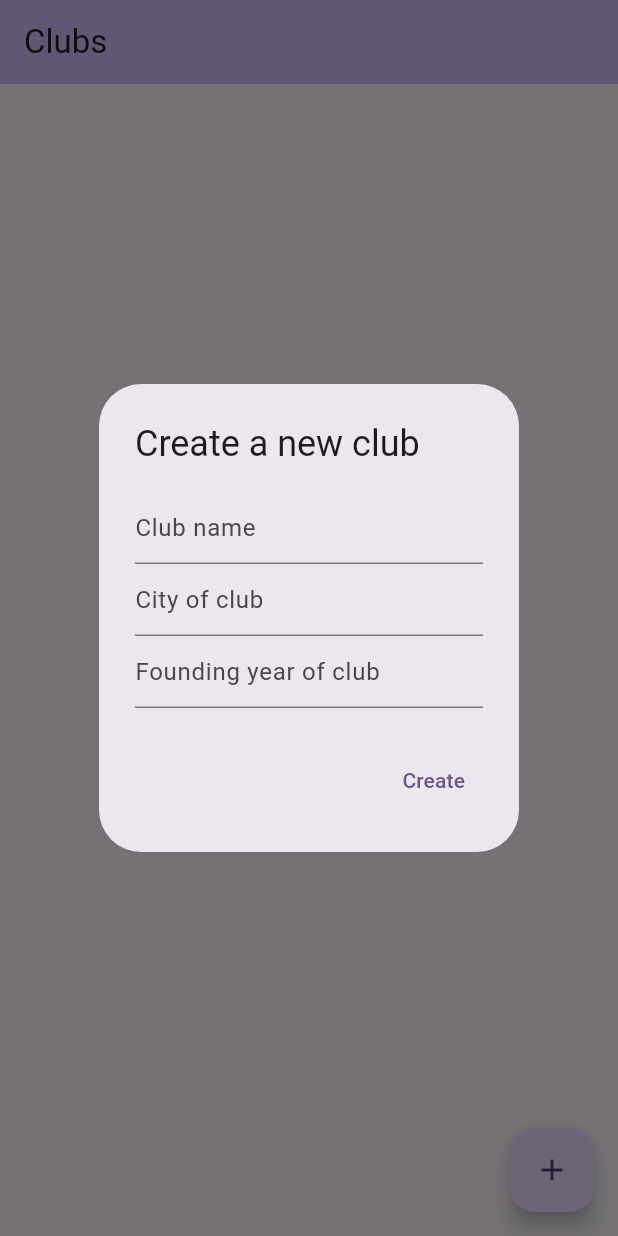
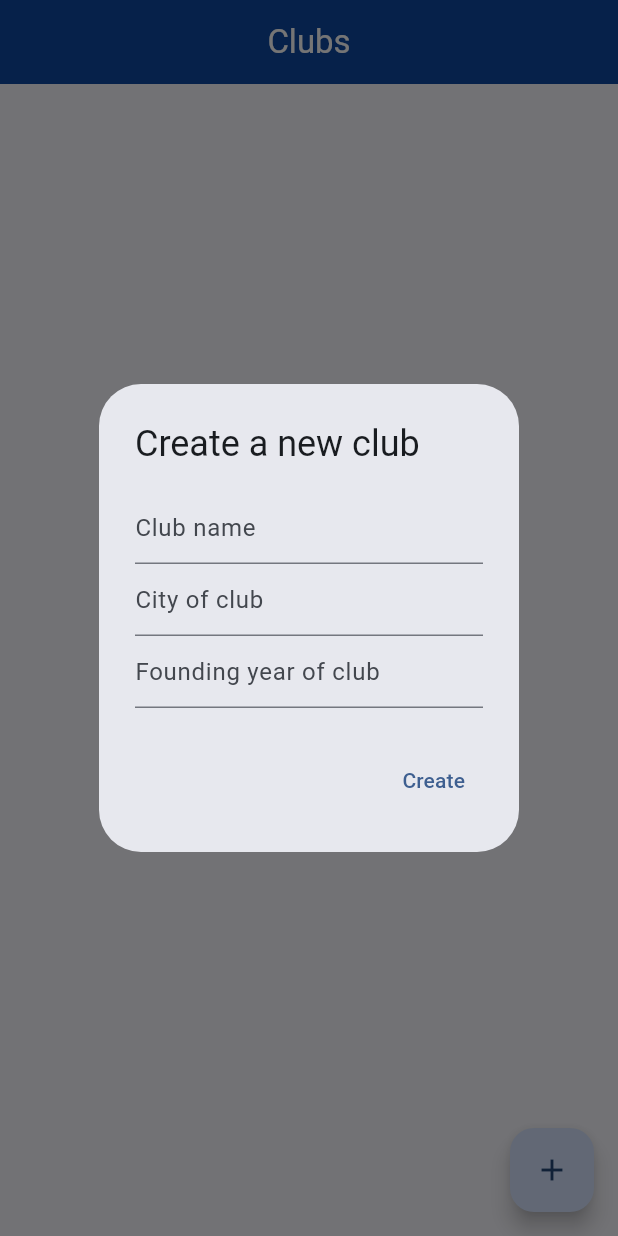
Before and after one commit to AdrianJaeger/club-app, a Flutter app: the screen it shows after launch, after a tap on the "add" icon, on a phone screen of 412 x 824 dp. Run offline on Flutter 3.47's test engine with Material 3 defaults, Android fonts, the phone set to English and light mode, and no system bars; our stand-ins replace sqflite; accounts and stored records are empty.

```diff
--- a/lib/main.dart
+++ b/lib/main.dart
@@ -1,6 +1,7 @@
 import 'package:flutter/material.dart';
 import 'package:flutter/services.dart';
-import 'database_helper.dart'; // import of database class
+import 'database_helper.dart';
+import 'club_page.dart';
 
 void main() {
   runApp(const MyApp());
@@ -14,7 +15,7 @@ class MyApp extends StatelessWidget {
     return MaterialApp(
       title: 'Club Administration',
       theme: ThemeData(
-        colorScheme: ColorScheme.fromSeed(seedColor: Colors.deepPurple),
+        colorScheme: ColorScheme.fromSeed(seedColor: const Color.fromARGB(255, 80, 156, 255)),
         useMaterial3: true,
       ),
       home: const MyHomePage(title: 'Clubs'),
@@ -161,8 +162,12 @@ class _MyHomePageState extends State<MyHomePage> {
   Widget build(BuildContext context) {
     return Scaffold(
       appBar: AppBar(
-        backgroundColor: Theme.of(context).colorScheme.inversePrimary,
-        title: Text(widget.title),
+        backgroundColor: Colors.blue[900],
+        title: Text(
+            widget.title,
+            style: TextStyle(color: Colors.white)
+        ),
+        centerTitle: true,
       ),
       // list with all existing clubs
       body: Center(
@@ -175,7 +180,15 @@ class _MyHomePageState extends State<MyHomePage> {
                 return Column(
                   children: [
                     GestureDetector(
-                      // onTap: () => _openClub(club),
+                      onTap: () {
+                        Navigator.push(
+                          context,
+                          MaterialPageRoute(
+                            builder: (context) => ClubPage(club: club),
+                          )
+                        );
+                        HapticFeedback.mediumImpact();
+                      },
                       onLongPress: () {
                         _removeClubDialog(club);
                         HapticFeedback.mediumImpact();
```
Also changed, not shown: lib/club_page.dart (added, +28 -0 lines).
